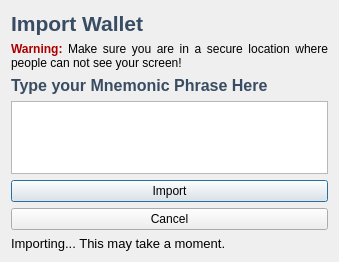
meritlabs/merit, file src/qt/forms/importwalletdialog.ui: the form before one commit.
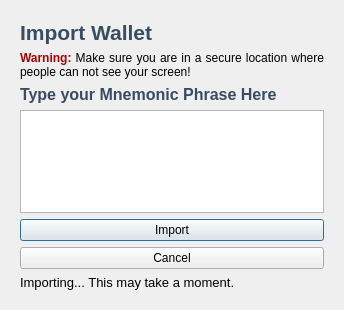
The form after the commit.

Commit message: Adjust margins in the import wallet dialog.

Patch:
```diff
--- a/src/qt/forms/importwalletdialog.ui
+++ b/src/qt/forms/importwalletdialog.ui
@@ -6,8 +6,8 @@
    <rect>
     <x>0</x>
     <y>0</y>
-    <width>339</width>
-    <height>262</height>
+    <width>344</width>
+    <height>310</height>
    </rect>
   </property>
   <property name="sizePolicy">
@@ -17,6 +17,18 @@
    </sizepolicy>
   </property>
   <layout class="QVBoxLayout" name="verticalLayout_3">
+   <property name="leftMargin">
+    <number>20</number>
+   </property>
+   <property name="topMargin">
+    <number>20</number>
+   </property>
+   <property name="rightMargin">
+    <number>20</number>
+   </property>
+   <property name="bottomMargin">
+    <number>20</number>
+   </property>
    <item>
     <widget class="QLabel" name="lImportWallet">
      <property name="sizePolicy">
```
